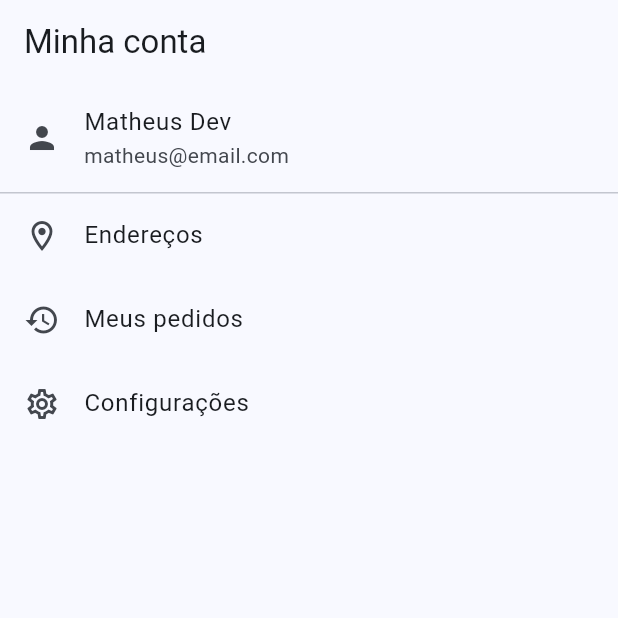
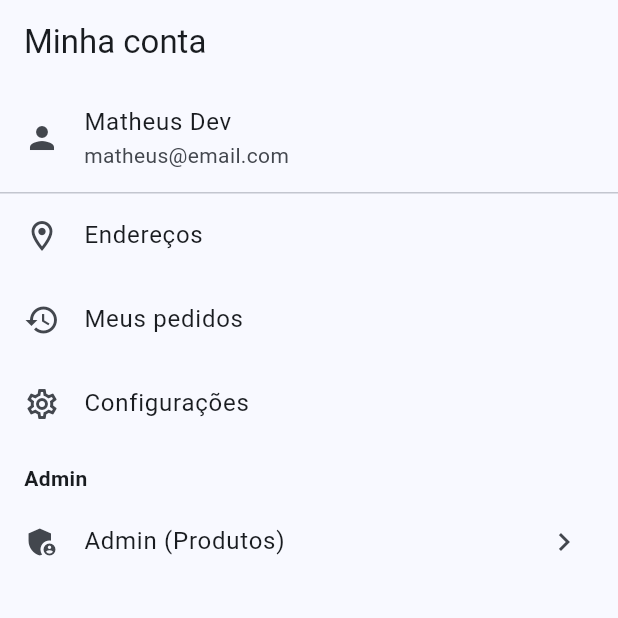
Before and after one commit to cavalcant3/catalog_app, a Flutter app: the AccountScreen screen opened directly, on a phone screen of 412 x 824 dp, the top half of it. Run offline on Flutter 3.47's test engine with Material 3 defaults, Android fonts, the phone set to English and light mode, and no system bars.

Commit message:
fix some errors

```diff
--- a/lib/main.dart
+++ b/lib/main.dart
@@ -1,30 +1,44 @@
+// lib/main.dart
 import 'package:flutter/material.dart';
 
+// Estado global do carrinho e escopo
+import 'state/cart_state.dart';
+import 'state/cart_scope.dart';
+
+// DataSource híbrido (mock + API)
+import 'data/products_hybrid_ds.dart';
+
+// Telas
+import 'screens/app_shell.dart';
 import 'screens/login_screen.dart';
 import 'screens/products_list_screen.dart';
 import 'screens/product_form_screen.dart';
-import 'screens/checkout_processing_screen.dart';
-import 'data/products_mock_ds.dart';
-import 'state/cart_state.dart';
-import 'screens/app_shell.dart';
 import 'screens/checkout_address_screen.dart';
 import 'screens/checkout_shipping_screen.dart';
 import 'screens/checkout_payment_screen.dart';
-import 'data/products_hybrid_ds.dart';
+import 'screens/checkout_processing_screen.dart';
 
 void main() {
-  runApp(const CatalogApp());
+  // Instâncias únicas para toda a aplicação
+  final ds = ProductsHybridDataSource();
+  final cart = CartState();
+
+  runApp(
+    // CartScope no TOPO: todas as rotas (incluindo checkout) têm acesso
+    CartScope(
+      cart: cart,
+      child: CatalogApp(ds: ds, cart: cart),
+    ),
+  );
 }
 
 class CatalogApp extends StatelessWidget {
-  const CatalogApp({super.key});
+  final ProductsHybridDataSource ds;
+  final CartState cart;
+  const CatalogApp({super.key, required this.ds, required this.cart});
 
   @override
   Widget build(BuildContext context) {
-    // DataSource mock e estado do carrinho (para o app “grande”)
-    final ds = ProductsHybridDataSource();
-    final cart = CartState();
-
     return MaterialApp(
       debugShowCheckedModeBanner: false,
       title: 'Catálogo',
@@ -32,16 +46,20 @@ class CatalogApp extends StatelessWidget {
         colorScheme: ColorScheme.fromSeed(seedColor: const Color(0xFF0061A8)),
         useMaterial3: true,
       ),
-      // Se quiser começar direto no app mock, troque para: '/app'
-      initialRoute: '/app',
+      // Mantém o login como primeira tela
+      initialRoute: '/',
       routes: {
-        // Fluxo atual (login + CRUD real)
+        // Login
         '/': (_) => const LoginScreen(),
+
+        // App com abas (Home/Catálogo/Carrinho/Conta), usando DS híbrido
+        '/app': (_) => AppShell(ds: ds, cart: cart),
+
+        // CRUD (Admin)
         '/products': (_) => const ProductsListScreen(),
         '/product-form': (_) => const ProductFormScreen(),
 
-        // App grande (mock)
-        '/app': (_) => AppShell(ds: ds, cart: cart),
+        // Checkout
         '/checkout/address': (_) => const CheckoutAddressScreen(),
         '/checkout/shipping': (_) => const CheckoutShippingScreen(),
         '/checkout/payment': (_) => const CheckoutPaymentScreen(),
--- a/lib/screens/account_screen.dart
+++ b/lib/screens/account_screen.dart
@@ -1,19 +1,46 @@
+// lib/screens/account_screen.dart
 import 'package:flutter/material.dart';
-
 
 class AccountScreen extends StatelessWidget {
   const AccountScreen({super.key});
+
   @override
   Widget build(BuildContext context) {
     return Scaffold(
       appBar: AppBar(title: const Text('Minha conta')),
       body: ListView(
-        children: const [
-          ListTile(leading: Icon(Icons.person), title: Text('Matheus Dev'), subtitle: Text('matheus@email.com')),
-          Divider(height: 1),
-          ListTile(leading: Icon(Icons.location_on_outlined), title: Text('Endereços')),
-          ListTile(leading: Icon(Icons.history), title: Text('Meus pedidos')),
-          ListTile(leading: Icon(Icons.settings_outlined), title: Text('Configurações')),
+        children: [
+          const ListTile(
+            leading: Icon(Icons.person),
+            title: Text('Matheus Dev'),
+            subtitle: Text('matheus@email.com'),
+          ),
+          const Divider(height: 1),
+
+          // Itens de conta (mock)
+          const ListTile(
+            leading: Icon(Icons.location_on_outlined),
+            title: Text('Endereços'),
+          ),
+          const ListTile(
+            leading: Icon(Icons.history),
+            title: Text('Meus pedidos'),
+          ),
+          const ListTile(
+            leading: Icon(Icons.settings_outlined),
+            title: Text('Configurações'),
+          ),
+
+          const Padding(
+            padding: EdgeInsets.fromLTRB(16, 12, 16, 4),
+            child: Text('Admin', style: TextStyle(fontWeight: FontWeight.w600)),
+          ),
+          ListTile(
+            leading: const Icon(Icons.admin_panel_settings),
+            title: const Text('Admin (Produtos)'),
+            trailing: const Icon(Icons.chevron_right),
+            onTap: () => Navigator.of(context).pushNamed('/products'),
+          ),
         ],
       ),
     );
```
Also changed, not shown: lib/screens/products_list_screen.dart (+31 -16 lines).
